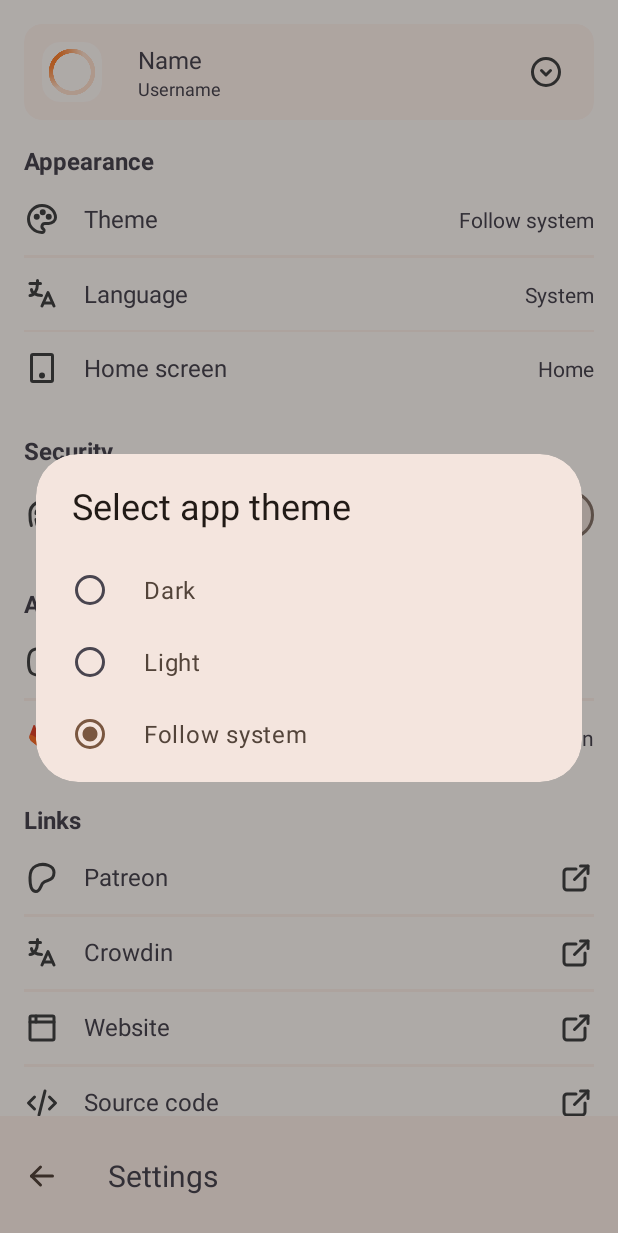
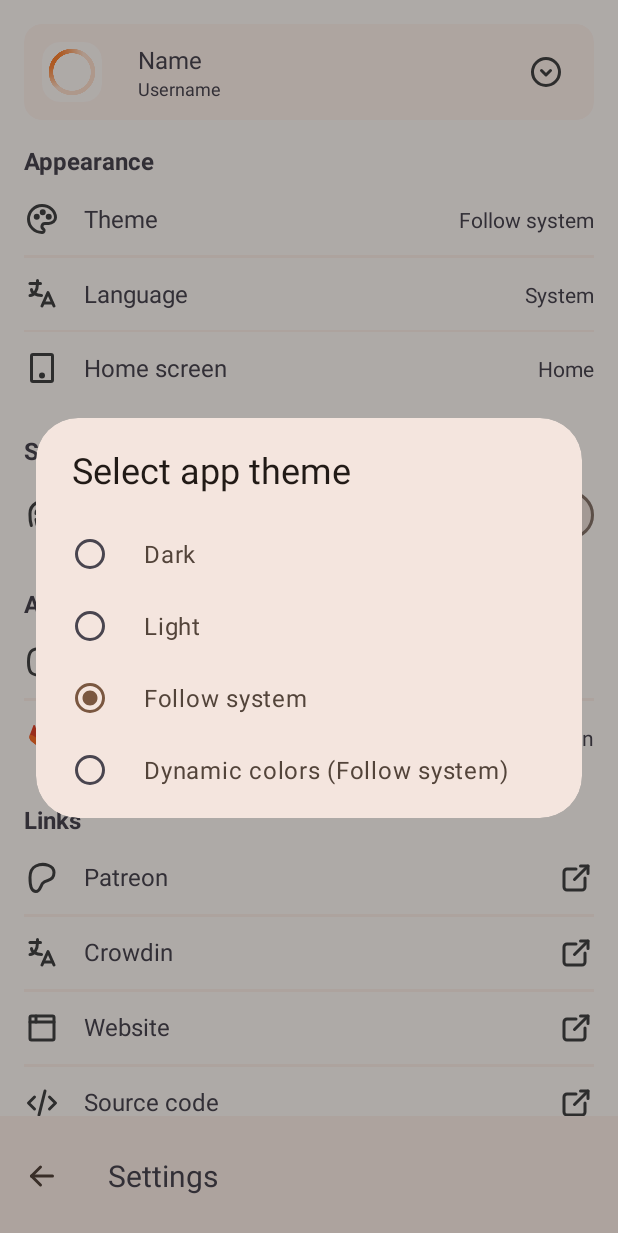
Before and after one commit to labnex/LabNex, an Android app: the AppSettingsActivity screen opened directly, with no data from a screen before it, after a tap on "Theme", on a phone screen of 412 x 824 dp. Shown: the top 1233 px of the screen. Run offline under Robolectric (Android 15) with nearby library versions, the phone set to English and light mode, and no system bars; our stand-ins replace Room's generated code; pictures from the network do not load; 2 statements that could not run were skipped; 1 other tap on this screen came first.

Commit message:
Add new theme: dynamic colors for Android 12 and above

```diff
--- a/app/src/main/java/com/labnex/app/activities/AppSettingsActivity.java
+++ b/app/src/main/java/com/labnex/app/activities/AppSettingsActivity.java
@@ -6,6 +6,7 @@ import static androidx.biometric.BiometricManager.Authenticators.DEVICE_CREDENTI
 import android.app.KeyguardManager;
 import android.content.Context;
 import android.content.Intent;
+import android.os.Build;
 import android.os.Bundle;
 import androidx.biometric.BiometricManager;
 import com.bumptech.glide.Glide;
@@ -107,7 +108,11 @@ public class AppSettingsActivity extends BaseActivity implements BottomSheetList
 				});
 
 		// theme selection dialog
-		themeList = getResources().getStringArray(R.array.themes);
+		if (Build.VERSION.SDK_INT >= Build.VERSION_CODES.S || "S".equals(Build.VERSION.CODENAME)) {
+			themeList = getResources().getStringArray(R.array.themes);
+		} else {
+			themeList = getResources().getStringArray(R.array.themes_older_versions);
+		}
 		themeSelectedChoice =
 				Integer.parseInt(
 						AppSettingsInit.getSettingsValue(ctx, AppSettingsInit.APP_THEME_KEY));
--- a/app/src/main/java/com/labnex/app/activities/BaseActivity.java
+++ b/app/src/main/java/com/labnex/app/activities/BaseActivity.java
@@ -42,6 +42,9 @@ public abstract class BaseActivity extends AppCompatActivity {
 				break;
 			case 2:
 				setTheme(R.style.AppTheme);
+				break;
+			case 3:
+				setTheme(R.style.AppThemeDynamicColors);
 				break;
 			default:
 				setTheme(R.style.AppTheme);
--- a/app/src/main/res/layout/activity_files_browser.xml
+++ b/app/src/main/res/layout/activity_files_browser.xml
@@ -85,6 +85,7 @@
         android:layout_width="wrap_content"
         android:layout_height="wrap_content"
         android:contentDescription="@string/create"
+        android:backgroundTint="?attr/iconsColor"
         app:srcCompat="@drawable/ic_add"
         app:layout_anchor="@id/bottom_app_bar" />
 
--- a/app/src/main/res/layout/activity_groups.xml
+++ b/app/src/main/res/layout/activity_groups.xml
@@ -68,6 +68,7 @@
         android:layout_width="wrap_content"
         android:layout_height="wrap_content"
         android:contentDescription="@string/add"
+        android:backgroundTint="?attr/iconsColor"
         app:srcCompat="@drawable/ic_add"
         app:layout_anchor="@id/bottom_app_bar" />
 
--- a/app/src/main/res/layout/activity_issue_detail.xml
+++ b/app/src/main/res/layout/activity_issue_detail.xml
@@ -341,7 +341,7 @@
                 <com.google.android.material.divider.MaterialDivider
                     android:layout_width="match_parent"
                     android:layout_height="@dimen/dimen2dp"
-                    app:dividerColor="?attr/colorOnPrimary"
+                    app:dividerColor="?attr/divider"
                     android:layout_marginTop="12dp"
                     android:background="?android:attr/listDivider" />
 
@@ -397,6 +397,7 @@
         android:layout_width="wrap_content"
         android:layout_height="wrap_content"
         android:contentDescription="@string/add"
+        android:backgroundTint="?attr/iconsColor"
         app:srcCompat="@drawable/ic_comments"
         app:layout_anchor="@id/bottom_app_bar" />
 
--- a/app/src/main/res/layout/activity_issues.xml
+++ b/app/src/main/res/layout/activity_issues.xml
@@ -68,6 +68,7 @@
         android:layout_width="wrap_content"
         android:layout_height="wrap_content"
         android:contentDescription="@string/add"
+        android:backgroundTint="?attr/iconsColor"
         app:srcCompat="@drawable/ic_add"
         app:layout_anchor="@id/bottom_app_bar" />
 
--- a/app/src/main/res/layout/activity_merge_request_detail.xml
+++ b/app/src/main/res/layout/activity_merge_request_detail.xml
@@ -396,6 +396,7 @@
         android:layout_width="wrap_content"
         android:layout_height="wrap_content"
         android:contentDescription="@string/add"
+        android:backgroundTint="?attr/iconsColor"
         app:srcCompat="@drawable/ic_comments"
         app:layout_anchor="@id/bottom_app_bar" />
 
--- a/app/src/main/res/layout/activity_merge_requests.xml
+++ b/app/src/main/res/layout/activity_merge_requests.xml
@@ -68,6 +68,7 @@
         android:layout_width="wrap_content"
         android:layout_height="wrap_content"
         android:contentDescription="@string/add"
+        android:backgroundTint="?attr/iconsColor"
         app:srcCompat="@drawable/ic_add"
         app:layout_anchor="@id/bottom_app_bar" />
 
--- a/app/src/main/res/layout/activity_notes.xml
+++ b/app/src/main/res/layout/activity_notes.xml
@@ -85,6 +85,7 @@
         android:layout_width="wrap_content"
         android:layout_height="wrap_content"
         android:contentDescription="@string/add"
+        android:backgroundTint="?attr/iconsColor"
         app:srcCompat="@drawable/ic_add"
         app:layout_anchor="@id/bottom_app_bar" />
 
--- a/app/src/main/res/layout/activity_project_detail.xml
+++ b/app/src/main/res/layout/activity_project_detail.xml
@@ -543,6 +543,7 @@
         android:layout_width="wrap_content"
         android:layout_height="wrap_content"
         android:contentDescription="@string/add"
+        android:backgroundTint="?attr/iconsColor"
         app:srcCompat="@drawable/ic_add"
         android:visibility="gone"
         app:layout_anchor="@id/bottom_app_bar" />
--- a/app/src/main/res/layout/activity_projects.xml
+++ b/app/src/main/res/layout/activity_projects.xml
@@ -69,6 +69,7 @@
         android:layout_height="wrap_content"
         android:contentDescription="@string/add"
         app:srcCompat="@drawable/ic_add"
+        android:backgroundTint="?attr/iconsColor"
         app:layout_anchor="@id/bottom_app_bar" />
 
 </androidx.coordinatorlayout.widget.CoordinatorLayout>
--- /dev/null
+++ b/app/src/main/res/values-night-v31/themes.xml
@@ -0,0 +1,38 @@
+<?xml version="1.0" encoding="utf-8"?>
+<resources>
+    <!-- dynamic colors - dark -->
+    <style name="AppThemeDynamicColors" parent="Theme.Material3.Dark.NoActionBar">
+        <item name="android:statusBarColor">@android:color/transparent</item>
+        <item name="colorAccent">@android:color/system_neutral1_800</item>
+        <item name="android:textColorSecondary">@android:color/system_accent1_0</item>
+        <item name="android:textColorPrimary">@android:color/system_accent1_0</item>
+        <item name="colorPrimary">@android:color/system_accent1_300</item>
+        <item name="colorSecondary">@android:color/system_accent1_0</item>
+        <item name="colorOnSurfaceVariant">@android:color/system_accent1_0</item>
+        <item name="colorSecondaryContainer">@android:color/system_neutral1_800</item>
+        <item name="materialCardBackgroundColor">@android:color/system_neutral1_800</item>
+
+        <item name="primaryTextColor">@android:color/system_accent1_0</item>
+        <item name="primaryBackgroundColor">@android:color/system_neutral1_900</item>
+        <item name="inputBackgroundColor">@android:color/system_neutral1_900</item>
+        <item name="inputSelectedColor">@android:color/system_accent1_300</item>
+        <item name="inputTextColor">@android:color/system_accent1_0</item>
+        <item name="selectedTextColor">@android:color/system_accent1_300</item>
+        <item name="hintColor">@android:color/system_accent1_10</item>
+        <item name="colorControlActivated">@android:color/system_accent1_300</item>
+        <item name="dividerColor">@android:color/system_accent2_600</item>
+        <item name="progressIndicatorColor">@android:color/system_accent1_300</item>
+        <item name="fabColor">@android:color/system_accent1_300</item>
+        <item name="iconsColor">@android:color/system_accent1_300</item>
+        <item name="pagerTabIndicatorColor">@android:color/system_accent1_300</item>
+        <item name="colorSurface">@android:color/system_neutral1_800</item>
+
+        <item name="android:navigationBarColor">@android:color/system_neutral1_700</item>
+        <item name="bottomNavigationColor">@android:color/system_neutral1_700</item>
+        <item name="snackbarContainer">@color/snackbar_container</item>
+        <item name="snackbarOnContainer">@color/snackbar_on_container</item>
+        <item name="divider">@android:color/system_neutral1_800</item>
+        <item name="materialAlertDialogBackgroundColor">@color/material_alert_dialog_background</item>
+    </style>
+    <!-- dynamic colors - dark -->
+</resources>
--- a/app/src/main/res/values-night/colors.xml
+++ b/app/src/main/res/values-night/colors.xml
@@ -146,4 +146,5 @@
     <color name="md_system_default_text_color">#18120E</color>
     <color name="md_system_input_divider_color">#221C14</color>
     <color name="md_system_default_input_background_color">#000000</color>
+    <color name="material_alert_dialog_background">#2A2A2E</color>
 </resources>
--- a/app/src/main/res/values-night/themes.xml
+++ b/app/src/main/res/values-night/themes.xml
@@ -60,8 +60,4 @@
         <item name="inputBsDividerColor">@color/md_system_input_divider_color</item>
     </style>
     <!-- System default - dark -->
-
-    <!-- Dynamic colors -->
-    <style name="AppThemeDynamicSystem" parent="AppThemeDarkDynamicColors"/>
-    <!-- Dynamic colors -->
 </resources>
--- a/app/src/main/res/values-v31/themes.xml
+++ b/app/src/main/res/values-v31/themes.xml
@@ -1,56 +1,40 @@
 <?xml version="1.0" encoding="utf-8"?>
 <resources>
-    <style name="AppThemeDarkDynamicColors" parent="Theme.Material3.Dark.NoActionBar">
-        <item name="android:statusBarColor">@android:color/system_neutral1_900</item>
-        <item name="colorAccent">@android:color/system_accent1_200</item>
-        <item name="android:textColorSecondary">@android:color/system_accent1_0</item>
-        <item name="android:textColorPrimary">@android:color/system_accent1_0</item>
-        <item name="colorOnSurfaceVariant">@android:color/system_accent2_100</item>
-        <item name="colorSecondaryContainer">@android:color/system_neutral2_800</item>
-        <item name="colorControlActivated">@android:color/system_accent1_300</item>
-        <item name="dividerColor">@android:color/system_accent2_600</item>
-        <item name="materialSwitchStyle">@style/materialSwitchStyle</item>
-
-        <item name="colorPrimary">@android:color/system_accent1_200</item>
-        <item name="colorOnPrimary">@android:color/system_accent1_800</item>
-        <item name="colorSecondary">@android:color/system_accent2_200</item>
-        <item name="colorOnSecondary">@android:color/system_accent2_800</item>
-        <item name="android:colorBackground">@android:color/system_neutral1_900</item>
-        <item name="colorOnBackground">@android:color/system_neutral1_100</item>
-        <item name="colorSurface">@android:color/system_neutral1_900</item>
-        <item name="colorOnSurface">@android:color/system_neutral1_100</item>
-
-        <item name="iconsColor">@android:color/system_neutral1_100</item>
-        <item name="isDark">1</item>
-    </style>
-
-    <style name="AppThemeLightDynamicColors" parent="Theme.Material3.Light.NoActionBar">
+    <!-- dynamic colors - light -->
+    <style name="AppThemeDynamicColors" parent="Theme.Material3.Light.NoActionBar">
         <item name="android:statusBarColor">@android:color/transparent</item>
         <item name="android:windowLightStatusBar">true</item>
-        <item name="dividerColor">@android:color/system_accent2_600</item>
-        <item name="colorAccent">@android:color/system_accent1_100</item>
+        <item name="materialCardBackgroundColor">@android:color/system_accent2_50</item>
         <item name="colorOnSurfaceVariant">@android:color/system_accent2_900</item>
         <item name="colorSecondaryContainer">@android:color/system_accent1_200</item>
+        <item name="colorPrimary">@android:color/system_accent1_300</item>
+        <item name="colorAccent">@android:color/system_neutral1_800</item>
+        <item name="android:textColorSecondary">@android:color/system_neutral1_800</item>
+        <item name="android:textColorPrimary">@android:color/system_neutral1_800</item>
+        <item name="colorSecondary">@android:color/system_accent1_200</item>
+        <item name="colorOnSurface">@android:color/system_accent2_900</item>
 
-        <item name="colorPrimary">@android:color/system_accent1_600</item>
-        <item name="colorOnPrimary">@android:color/system_accent1_0</item>
-        <item name="colorSecondary">@android:color/system_accent2_600</item>
-        <item name="colorOnSecondary">@android:color/system_accent2_0</item>
-        <item name="android:colorBackground">@android:color/system_neutral1_10</item>
-        <item name="colorOnBackground">@android:color/system_neutral1_900</item>
+        <item name="primaryTextColor">@android:color/system_accent2_900</item>
+        <item name="primaryBackgroundColor">@android:color/system_neutral1_10</item>
+        <item name="hintColor">@android:color/system_accent1_800</item>
+        <item name="dividerColor">@android:color/system_accent2_600</item>
         <item name="colorSurface">@android:color/system_neutral1_10</item>
-        <item name="colorOnSurface">@android:color/system_neutral1_900</item>
+        <item name="progressIndicatorColor">@android:color/system_accent1_300</item>
+        <item name="fabColor">@android:color/system_accent1_300</item>
+        <item name="iconsColor">@android:color/system_accent1_300</item>
+        <item name="pagerTabIndicatorColor">@android:color/system_accent1_300</item>
+        <item name="selectedTextColor">@android:color/system_accent1_300</item>
+        <item name="colorControlActivated">@android:color/system_accent1_300</item>
+        <item name="inputBackgroundColor">@android:color/system_neutral1_50</item>
+        <item name="inputSelectedColor">@android:color/system_accent1_300</item>
+        <item name="inputTextColor">@android:color/system_accent2_900</item>
 
-        <item name="iconsColor">@android:color/system_neutral1_900</item>
-        <item name="isDark">0</item>
+        <item name="android:navigationBarColor">@android:color/system_accent1_50</item>
+        <item name="bottomNavigationColor">@android:color/system_accent1_50</item>
+        <item name="snackbarContainer">@color/snackbar_on_container</item>
+        <item name="snackbarOnContainer">@color/snackbar_container</item>
+        <item name="divider">@android:color/system_neutral1_100</item>
+        <item name="materialAlertDialogBackgroundColor">@color/material_alert_dialog_background</item>
     </style>
-
-    <style name="AppThemeLightCheckBoxStyle" parent="Widget.Material3.CompoundButton.CheckBox">
-        <item name="buttonTint">@android:color/system_accent1_300</item>
-    </style>
-
-    <style name="materialSwitchStyle" parent="Widget.Material3.CompoundButton.MaterialSwitch">
-        <item name="thumbTint">@android:color/system_accent1_0</item>
-    </style>
-
+    <!-- dynamic colors - light -->
 </resources>
--- a/app/src/main/res/values/colors.xml
+++ b/app/src/main/res/values/colors.xml
@@ -9,6 +9,7 @@
     <color name="cardview_dark_background">#FF424242</color>
     <color name="diff_removed_color">#4A2223</color>
     <color name="diff_added_color">#1E3622</color>
+    <color name="material_alert_dialog_background">#ECE6F0</color>
     <!-- generic colors -->
 
     <!-- System default - light -->
--- a/app/src/main/res/values/settings.xml
+++ b/app/src/main/res/values/settings.xml
@@ -6,6 +6,13 @@
     </string-array>
 
     <string-array name="themes">
+        <item>Dark</item>
+        <item>Light</item>
+        <item>Follow system</item>
+        <item>Dynamic colors (Follow system)</item>
+    </string-array>
+
+    <string-array name="themes_older_versions">
         <item>Dark</item>
         <item>Light</item>
         <item>Follow system</item>
--- a/app/src/main/res/values/themes.xml
+++ b/app/src/main/res/values/themes.xml
@@ -190,8 +190,6 @@
     </style>
     <!-- Dark theme -->
 
-    <style name="AppThemeDynamicSystem" parent="AppThemeLightDynamicColors"/>
-
     <style name="CustomCardViewStyle" parent="@style/Widget.MaterialComponents.CardView">
         <item name="shapeAppearanceOverlay">@style/ShapeAppearanceOverlay_card_custom_corners</item>
     </style>
```
Also changed, not shown: app/src/main/res/values/attrs.xml (+11 -0 lines).
